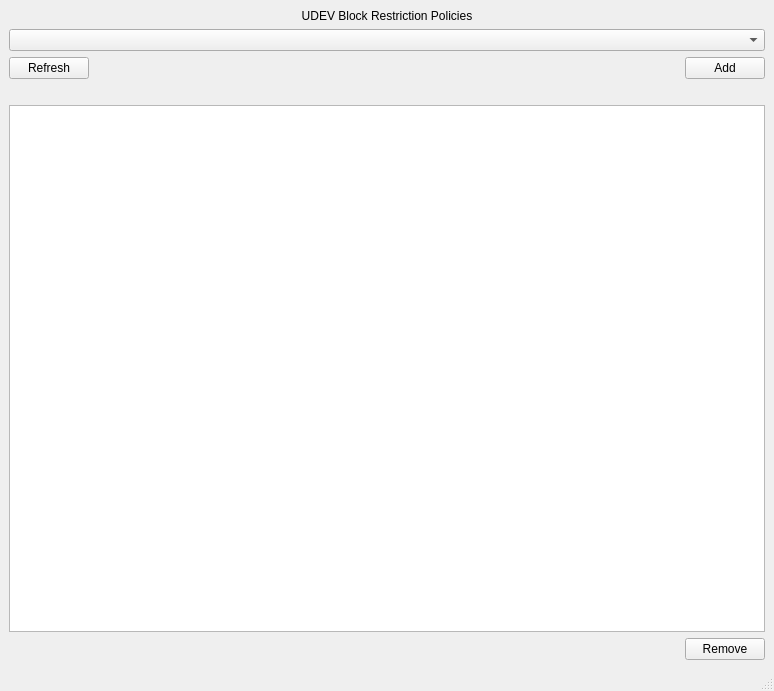
Before: the Qt Designer form mainwindow.ui in TwelfthFace/UBRP, drawn with Qt 5.
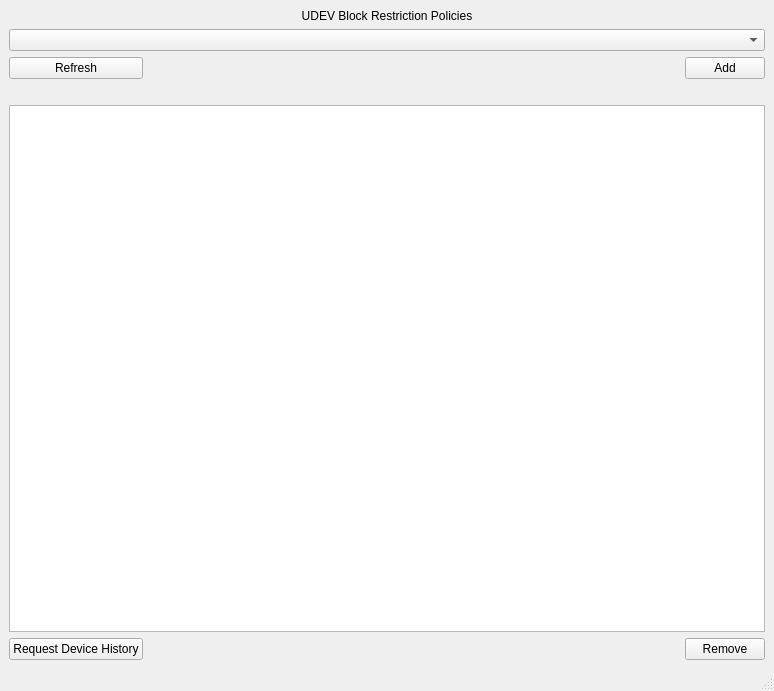
After: the same form once the commit is applied.

Commit message: Added 'Request Device History' Button

```diff
--- a/mainwindow.ui
+++ b/mainwindow.ui
@@ -2,6 +2,14 @@
 <ui version="4.0">
  <class>MainWindow</class>
  <widget class="QMainWindow" name="MainWindow">
+  <property name="geometry">
+   <rect>
+    <x>0</x>
+    <y>0</y>
+    <width>774</width>
+    <height>691</height>
+   </rect>
+  </property>
   <property name="minimumSize">
    <size>
     <width>774</width>
@@ -15,6 +23,9 @@
    <layout class="QGridLayout" name="gridLayout_2">
     <item row="0" column="0">
      <layout class="QGridLayout" name="gridLayout">
+      <property name="sizeConstraint">
+       <enum>QLayout::SetDefaultConstraint</enum>
+      </property>
       <item row="2" column="0" colspan="3">
        <widget class="QComboBox" name="comboBox_AvailableDevices"/>
       </item>
@@ -31,13 +42,6 @@
         </property>
        </spacer>
       </item>
-      <item row="7" column="2">
-       <widget class="QPushButton" name="pushButton_Remove">
-        <property name="text">
-         <string>Remove</string>
-        </property>
-       </widget>
-      </item>
       <item row="4" column="0">
        <widget class="QPushButton" name="pushRefresh">
         <property name="text">
@@ -68,7 +72,21 @@
       <item row="6" column="0" colspan="3">
        <widget class="QListWidget" name="listWidget_Whitelist"/>
       </item>
-      <item row="0" column="1">
+      <item row="7" column="0">
+       <widget class="QPushButton" name="button_Request">
+        <property name="text">
+         <string>Request Device History</string>
+        </property>
+       </widget>
+      </item>
+      <item row="7" column="2">
+       <widget class="QPushButton" name="pushButton_Remove">
+        <property name="text">
+         <string>Remove</string>
+        </property>
+       </widget>
+      </item>
+      <item row="0" column="0" colspan="3">
        <widget class="QLabel" name="label">
         <property name="text">
          <string>UDEV Block Restriction Policies</string>
```
The commit also changes 2 other files.
